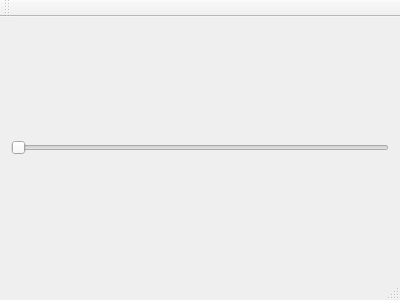
This is First widgets/Boussole/Qt-custom-gauge-widget-master/examples/Compass/mainwindow.ui in NaviPolytechnique/GUI as Qt 5 draws it before an edit. The edited form follows.
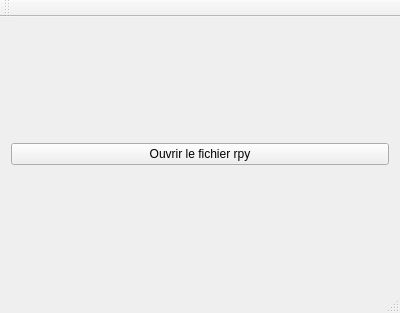
This is the edited form.

Patch:
```diff
--- a/First widgets/Boussole/Qt-custom-gauge-widget-master/examples/Compass/mainwindow.ui
+++ b/First widgets/Boussole/Qt-custom-gauge-widget-master/examples/Compass/mainwindow.ui
@@ -7,7 +7,7 @@
     <x>0</x>
     <y>0</y>
     <width>400</width>
-    <height>300</height>
+    <height>313</height>
    </rect>
   </property>
   <property name="windowTitle">
@@ -19,12 +19,9 @@
      <layout class="QVBoxLayout" name="verticalLayout"/>
     </item>
     <item row="1" column="0">
-     <widget class="QSlider" name="horizontalSlider">
-      <property name="maximum">
-       <number>360</number>
-      </property>
-      <property name="orientation">
-       <enum>Qt::Horizontal</enum>
+     <widget class="QPushButton" name="pushButton">
+      <property name="text">
+       <string>Ouvrir le fichier rpy</string>
       </property>
      </widget>
     </item>
```
Left out of the diff: 4 changed lines with no effect on the pictures.
